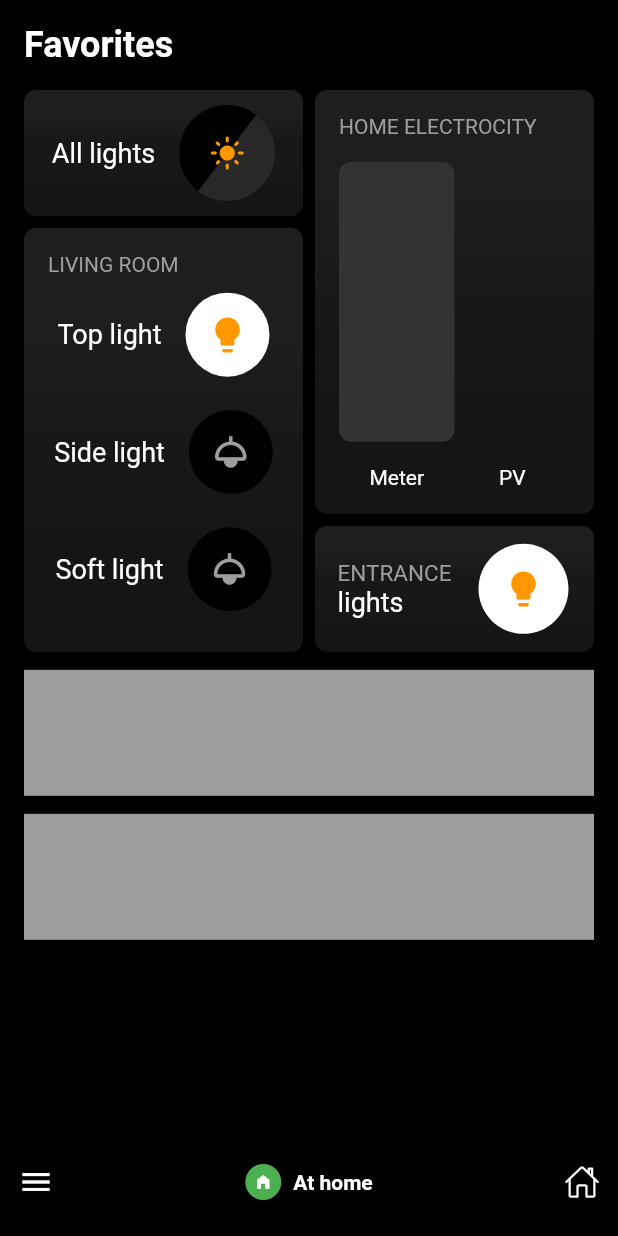
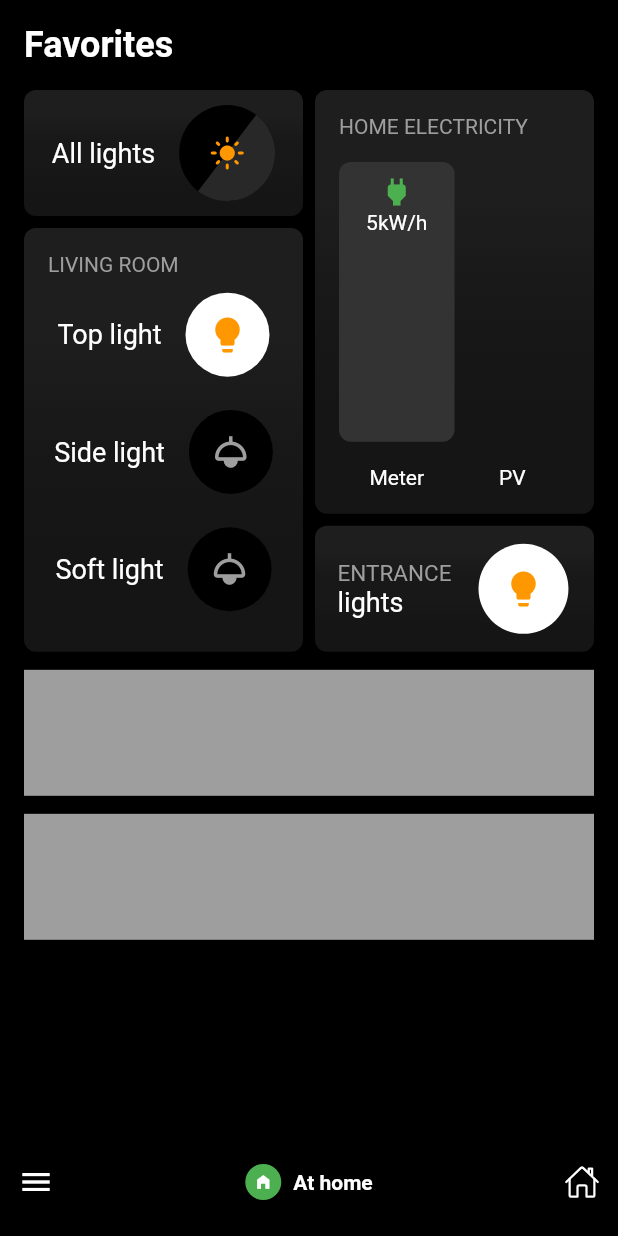
Before and after one commit to JAICHANGPARK/flutter_notebook_chapter_24, a Flutter app: the HomeAssistantMainPage screen opened directly, on a phone screen of 412 x 824 dp. Run offline on Flutter 3.47's test engine with Material 2 defaults, Android fonts, the phone set to English and light mode, and no system bars; our stand-ins replace flutter_riverpod, freezed_annotation, ionicons; missing offline and left inert: crypto_font_icons.

Commit message:
Update home_assistant_main_page.dart

```diff
--- a/lib/ep1361_home_assistant_app/view/home_assistant_main_page.dart
+++ b/lib/ep1361_home_assistant_app/view/home_assistant_main_page.dart
@@ -105,7 +105,7 @@ class _HomeAssistantMainPageState extends State<HomeAssistantMainPage> {
                               ],
                             ),
                           ),
-                          SizedBox(
+                          const SizedBox(
                             height: 8,
                           ),
                           Expanded(
@@ -124,11 +124,11 @@ class _HomeAssistantMainPageState extends State<HomeAssistantMainPage> {
                                   end: Alignment.bottomCenter,
                                 ),
                               ),
-                              padding: EdgeInsets.all(16),
+                              padding: const EdgeInsets.all(16),
                               child: Column(
                                 crossAxisAlignment: CrossAxisAlignment.start,
                                 children: [
-                                  Text(
+                                  const Text(
                                     "LIVING ROOM",
                                     style: TextStyle(
                                       color: Colors.grey,
@@ -241,17 +241,17 @@ class _HomeAssistantMainPageState extends State<HomeAssistantMainPage> {
                                   end: Alignment.bottomCenter,
                                 ),
                               ),
-                              padding: EdgeInsets.all(16),
+                              padding: const EdgeInsets.all(16),
                               child: Column(
                                 crossAxisAlignment: CrossAxisAlignment.start,
                                 children: [
-                                  Text(
-                                    "HOME ELECTROCITY",
+                                  const Text(
+                                    "HOME ELECTRICITY",
                                     style: TextStyle(
                                       color: Colors.grey,
                                     ),
                                   ),
-                                  SizedBox(
+                                  const SizedBox(
                                     height: 16,
                                   ),
                                   Expanded(
@@ -263,16 +263,37 @@ class _HomeAssistantMainPageState extends State<HomeAssistantMainPage> {
                                               Expanded(
                                                 child: Container(
                                                   decoration: BoxDecoration(
-                                                    color: Color.fromRGBO(51, 51, 51, 1),
+                                                    color: const Color.fromRGBO(51, 51, 51, 1),
                                                     borderRadius: BorderRadius.circular(8),
                                                   ),
-                                                  child: Stack(),
+                                                  child: Stack(
+                                                    children: [
+                                                      Positioned(
+                                                          left: 0,
+                                                          right: 0,
+                                                          top: 8,
+                                                          child: Column(
+                                                            children: [
+                                                              Icon(
+                                                                Icons.power,
+                                                                color: Colors.green,
+                                                              ),
+                                                              Text(
+                                                                "5kW/h",
+                                                                style: TextStyle(
+                                                                  color: Colors.white,
+                                                                ),
+                                                              )
+                                                            ],
+                                                          ))
+                                                    ],
+                                                  ),
                                                 ),
                                               ),
-                                              SizedBox(
+                                              const SizedBox(
                                                 height: 16,
                                               ),
-                                              Text(
+                                              const Text(
                                                 "Meter",
                                                 style: TextStyle(
                                                   color: Colors.white,
@@ -285,10 +306,10 @@ class _HomeAssistantMainPageState extends State<HomeAssistantMainPage> {
                                             child: Column(
                                           children: [
                                             Expanded(child: Container()),
-                                            SizedBox(
+                                            const SizedBox(
                                               height: 16,
                                             ),
-                                            Text(
+                                            const Text(
                                               "PV",
                                               style: TextStyle(
                                                 color: Colors.white,
```
